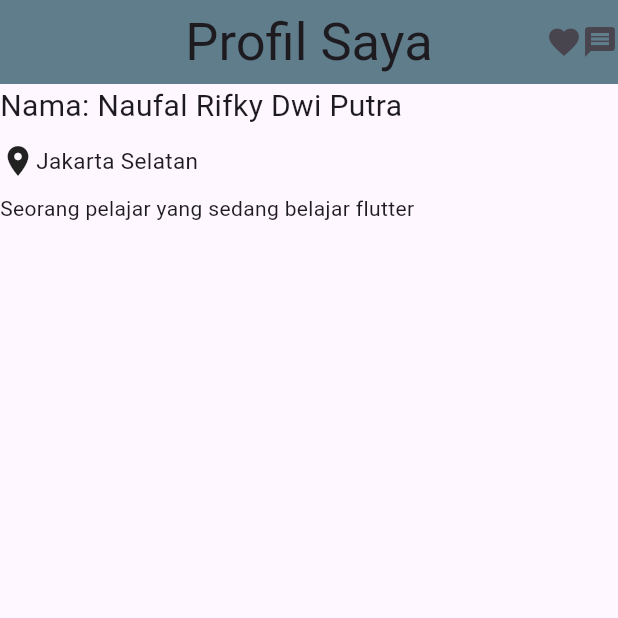
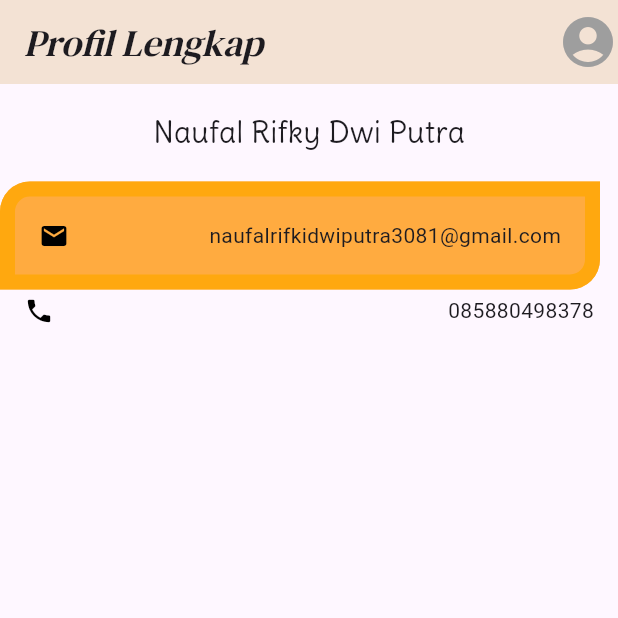
Before and after one commit to naufalrdev/ppkd_b_3, a Flutter app: the screen it shows after launch, on a phone screen of 412 x 824 dp, the top half of it. Run offline on Flutter 3.47's test engine with Material 3 defaults, Android fonts, the phone set to English and light mode, and no system bars; Roboto replaces fonts that are missing (LibertinusSans); project files that could hold a hidden picture were left out.

Commit message:
tugas_2flutter

```diff
--- a/lib/start.dart
+++ b/lib/start.dart
@@ -8,29 +8,66 @@ class StartWidget extends StatelessWidget {
     return Scaffold(
       appBar: AppBar(
         title: Text(
-          "Profil Saya",
-          style: TextStyle(fontSize: 35, fontFamily: "LibertinusSans"),
+          "Profil Lengkap",
+          style: TextStyle(
+            fontSize: 25,
+            fontFamily: "DM_Serif_Text",
+            fontStyle: FontStyle.italic,
+          ),
         ),
-        backgroundColor: Colors.blueGrey,
-        actions: [Icon(Icons.favorite), Icon(Icons.message)],
-        centerTitle: true,
+        backgroundColor: (Color(0xFFF3E2D4)),
+        actions: [Icon(Icons.account_circle, size: 40, color: Colors.grey)],
       ),
+
       body: Column(
         crossAxisAlignment: CrossAxisAlignment.start,
         children: [
-          Text(
-            "Nama: Naufal Rifky Dwi Putra",
-            style: TextStyle(fontSize: 20, fontFamily: "LibertinusSans"),
+          Center(
+            child: Padding(
+              padding: EdgeInsets.all(18),
+              child: Text(
+                "Naufal Rifky Dwi Putra",
+                style: TextStyle(fontSize: 20, fontFamily: "Delius"),
+              ),
+            ),
           ),
-          SizedBox(height: 10),
-          Row(
-            children: [
-              Icon(Icons.location_on),
-              Text("Jakarta Selatan", style: TextStyle(fontSize: 15)),
-            ],
+          Container(
+            width: 400,
+            padding: EdgeInsets.all(16),
+            decoration: BoxDecoration(
+              color: Colors.orangeAccent,
+              border: Border.all(
+                color: const Color.fromARGB(221, 255, 168, 7),
+                width: 10,
+              ),
+              borderRadius: BorderRadius.only(
+                topLeft: Radius.circular(20),
+                bottomRight: Radius.circular(20),
+              ),
+            ),
+            child: Row(
+              children: [
+                Icon(Icons.email, size: 20, color: Colors.black),
+                SizedBox(width: 20),
+                Spacer(),
+                Text("naufalrifkidwiputra3081@gmail.com"),
+              ],
+            ),
           ),
-          SizedBox(height: 10),
-          Text("Seorang pelajar yang sedang belajar flutter"),
+
+          Padding(
+            padding: EdgeInsets.symmetric(horizontal: 16, vertical: 4),
+            child: Row(
+              children: [
+                Icon(Icons.phone, size: 20, color: Colors.black),
+                SizedBox(width: 10),
+                Spacer(),
+                Text("085880498378"),
+              ],
+            ),
+          ),
+
+          Padding(padding: EdgeInsetsGeometry.symmetric(horizontal: 20)),
         ],
       ),
     );
```
Also changed, not shown: lib/tugas_1-flutter/tugas_1.dart (added, +38 -0 lines), lib/tugas_2-flutter/tugas_2.dart (added, +17 -0 lines), pubspec.yaml (+13 -0 lines), assets/fonts/DM_Serif_Text/DMSerifText-Italic.ttf (added), assets/fonts/DM_Serif_Text/DMSerifText-Regular.ttf (added), assets/fonts/Delius/Delius-Regular.ttf (added).
